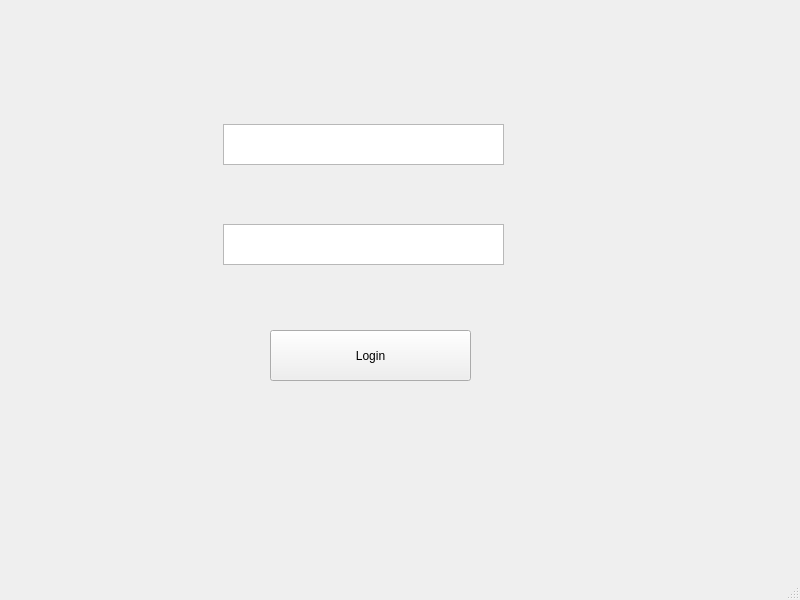
This is CareSphere/caresphere.ui in MubtasimSajid/CareSphere as Qt 5 draws it before an edit. The edited form follows.
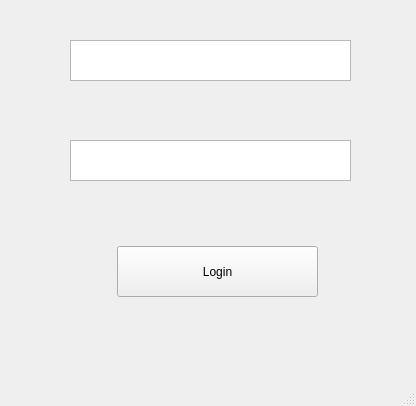
This is the edited form.

```diff
--- a/CareSphere/caresphere.ui
+++ b/CareSphere/caresphere.ui
@@ -6,8 +6,8 @@
    <rect>
     <x>0</x>
     <y>0</y>
-    <width>800</width>
-    <height>600</height>
+    <width>416</width>
+    <height>406</height>
    </rect>
   </property>
   <property name="windowTitle">
@@ -17,8 +17,8 @@
    <widget class="QPushButton" name="pushButton">
     <property name="geometry">
      <rect>
-      <x>270</x>
-      <y>330</y>
+      <x>117</x>
+      <y>246</y>
       <width>201</width>
       <height>51</height>
      </rect>
@@ -30,8 +30,8 @@
    <widget class="QTextEdit" name="textEdit">
     <property name="geometry">
      <rect>
-      <x>223</x>
-      <y>124</y>
+      <x>70</x>
+      <y>40</y>
       <width>281</width>
       <height>41</height>
      </rect>
@@ -40,8 +40,8 @@
    <widget class="QTextEdit" name="textEdit_2">
     <property name="geometry">
      <rect>
-      <x>223</x>
-      <y>224</y>
+      <x>70</x>
+      <y>140</y>
       <width>281</width>
       <height>41</height>
      </rect>
```
Left out of the diff: 8 changed lines with no effect on the pictures.
